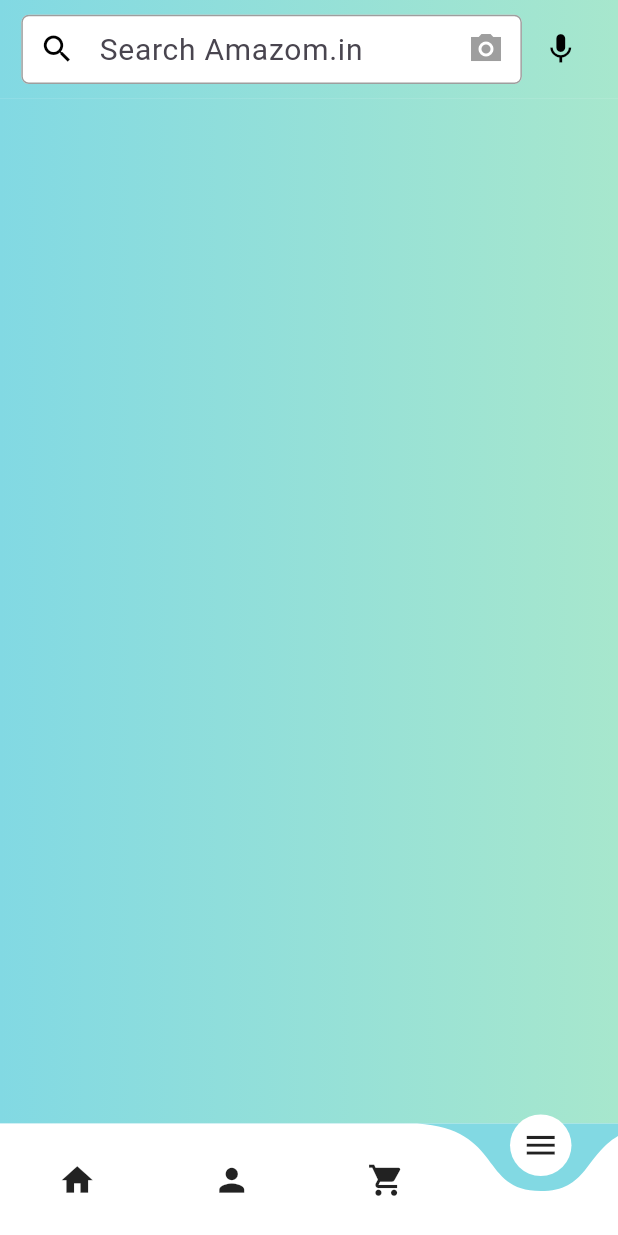
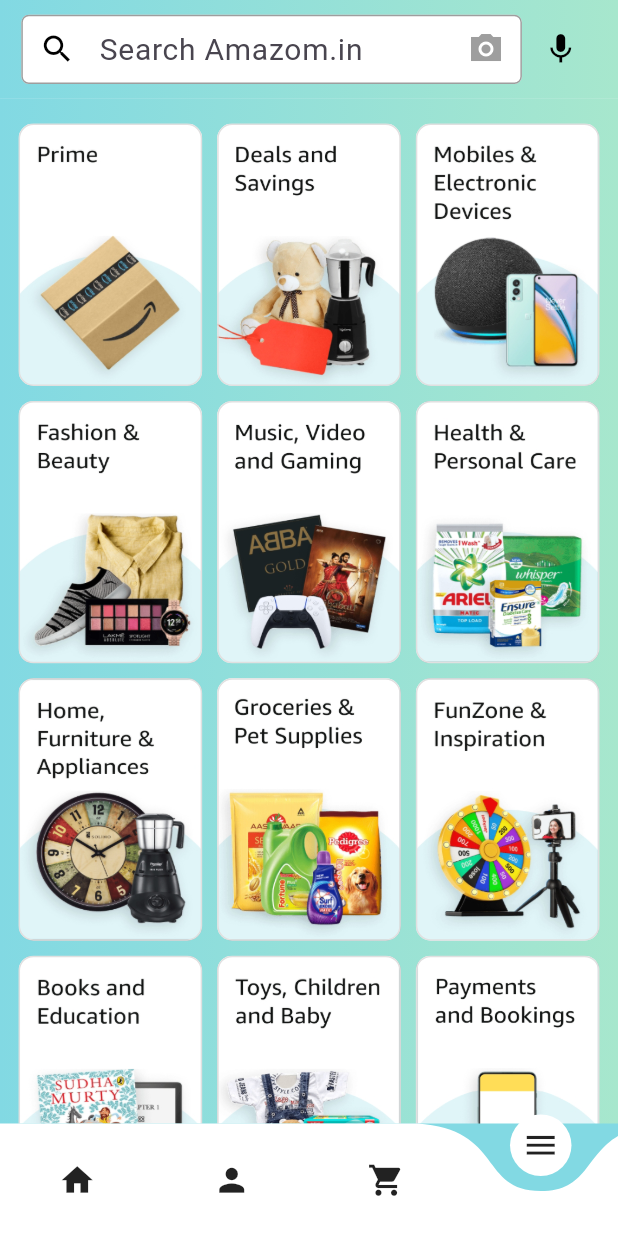
Before and after one commit to Eslamadelelkhouly/store, a Flutter app: the screen it shows after launch, item 4 of the bottom bar chosen, on a phone screen of 412 x 824 dp. Run offline on Flutter 3.47's test engine with Material 3 defaults, Android fonts, the phone set to English and light mode, and no system bars; drawn by our look-alikes of curved_navigation_bar; our stand-ins replace carousel_slider, cloud_firestore, connectivity_plus, firebase_auth, firebase_core, firebase_storage and 3 more; accounts and stored records are empty.

Commit message:
add grid view in menu

```diff
--- a/lib/view/user/menu/menu_screen.dart
+++ b/lib/view/user/menu/menu_screen.dart
@@ -21,8 +21,8 @@ class _MenuScreenState extends State<MenuScreen> {
           preferredSize: Size(width * 1, height * 0.08),
           child: HomePageAppBar(width: width, height: height),
         ),
-        body: Container(
-          height: height,
+        body: SingleChildScrollView(
+          child: Container(
             width: width,
             padding: EdgeInsets.symmetric(
               horizontal: width * 0.03,
@@ -37,8 +37,32 @@ class _MenuScreenState extends State<MenuScreen> {
             ),
             child: Column(
               children: [
-
+                GridView.builder(
+                  gridDelegate: const SliverGridDelegateWithFixedCrossAxisCount(
+                    crossAxisCount: 3,
+                    mainAxisSpacing: 10,
+                    crossAxisSpacing: 10,
+                    childAspectRatio: 0.7,
+                  ),
+                  shrinkWrap: true,
+                  physics: const PageScrollPhysics(),
+                  itemCount: 18,
+                  itemBuilder: (context, index) {
+                    return Container(
+                      decoration: BoxDecoration(
+                        image: DecorationImage(
+                          image:
+                              AssetImage('assets/images/menu_pics/$index.png'),
+                          fit: BoxFit.fill,
+                        ),
+                        borderRadius: BorderRadius.circular(10),
+                        border: Border.all(color: greyShade3),
+                      ),
+                    );
+                  },
+                ),
               ],
+            ),
           ),
         ),
       ),
```
Lines whose indentation alone changed are shown as unchanged.
